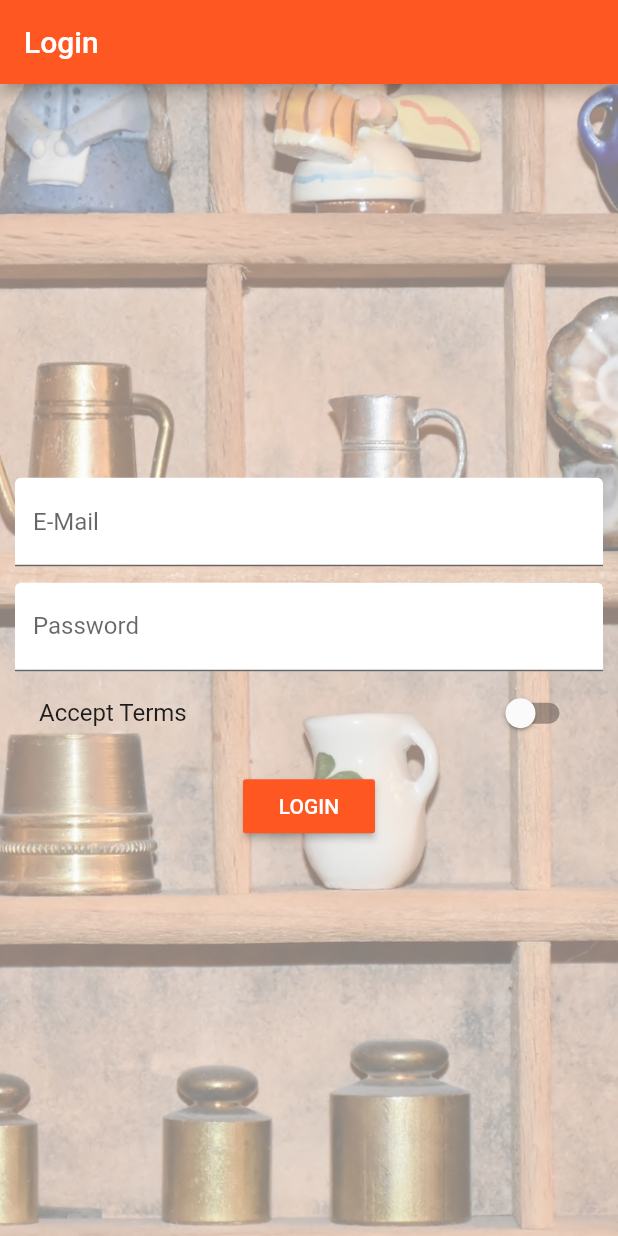
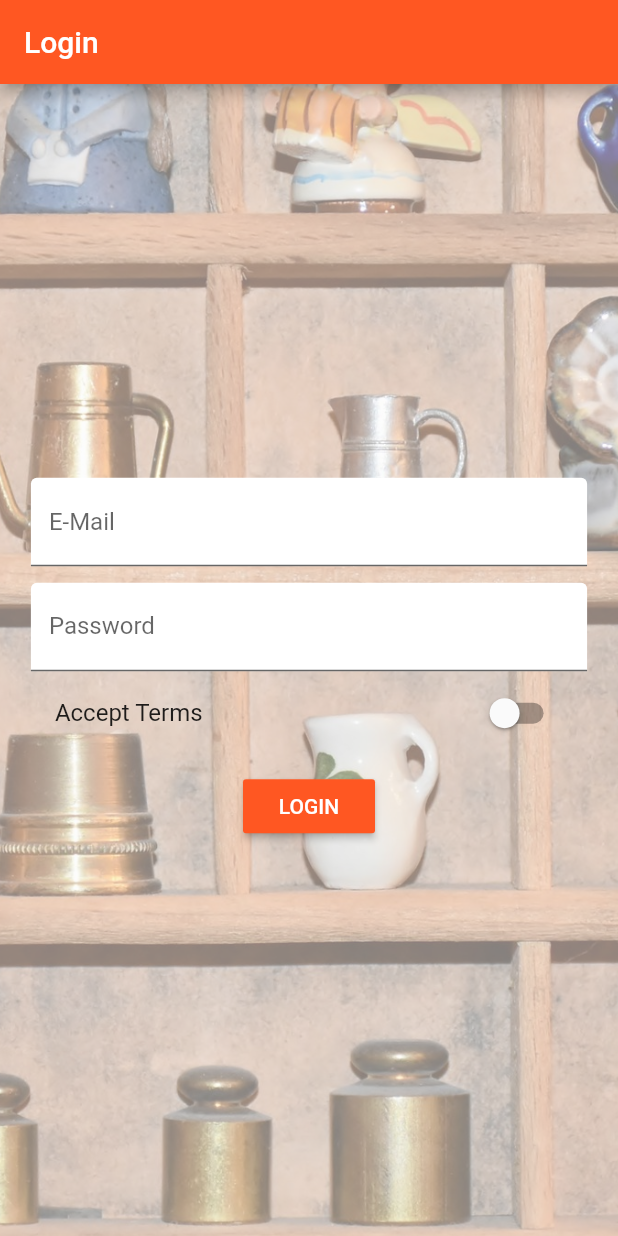
Before and after one commit to fardeen9983/Flutter-Projects, a Flutter app: the screen it shows after launch, on a phone screen of 412 x 824 dp. Run offline on Flutter 3.47's test engine with Material 2 defaults, Android fonts, the phone set to English and light mode, and no system bars.

Commit message:
Responsive design

```diff
--- a/easy_list/lib/pages/auth.dart
+++ b/easy_list/lib/pages/auth.dart
@@ -67,6 +67,8 @@ class _AuthPageState extends State<AuthPage> {
 
   @override
   Widget build(BuildContext context) {
+    final double deviceWith = MediaQuery.of(context).size.width;
+    final double width = deviceWith > 550.0 ? 500 : deviceWith * 0.9;
     return Scaffold(
       appBar: AppBar(
         title: Text('Login'),
@@ -78,6 +80,8 @@ class _AuthPageState extends State<AuthPage> {
         padding: EdgeInsets.all(10.0),
         child: Center(
           child: SingleChildScrollView(
+            child: Container(
+              width: width,
               child: Column(
                 children: <Widget>[
                   _buildEmailTextField(),
@@ -100,6 +104,7 @@ class _AuthPageState extends State<AuthPage> {
             ),
           ),
         ),
+      ),
     );
   }
 }
```
Lines whose indentation alone changed are shown as unchanged.
